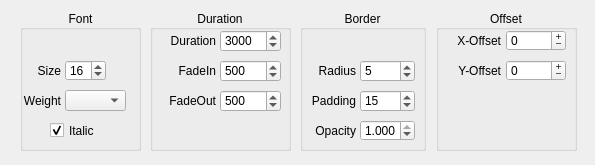
Qt form QKeyMapper/qnotificationsetupdialog.ui (Zalafina/QKeyMapper) before a commit.
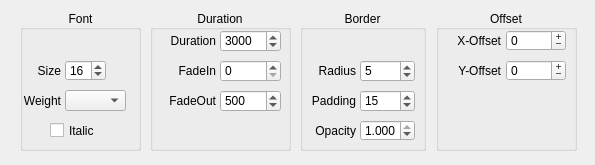
The same form after that commit.

Patch:
```diff
--- a/QKeyMapper/qnotificationsetupdialog.ui
+++ b/QKeyMapper/qnotificationsetupdialog.ui
@@ -158,9 +158,6 @@
    <property name="text">
     <string>Italic</string>
    </property>
-   <property name="checked">
-    <bool>true</bool>
-   </property>
   </widget>
   <widget class="QSpinBox" name="borderRadiusSpinBox">
    <property name="geometry">
@@ -399,9 +396,6 @@
    <property name="maximum">
     <number>99999</number>
    </property>
-   <property name="value">
-    <number>500</number>
-   </property>
   </widget>
   <widget class="QLabel" name="fadeoutDurationLabel">
    <property name="geometry">
```
